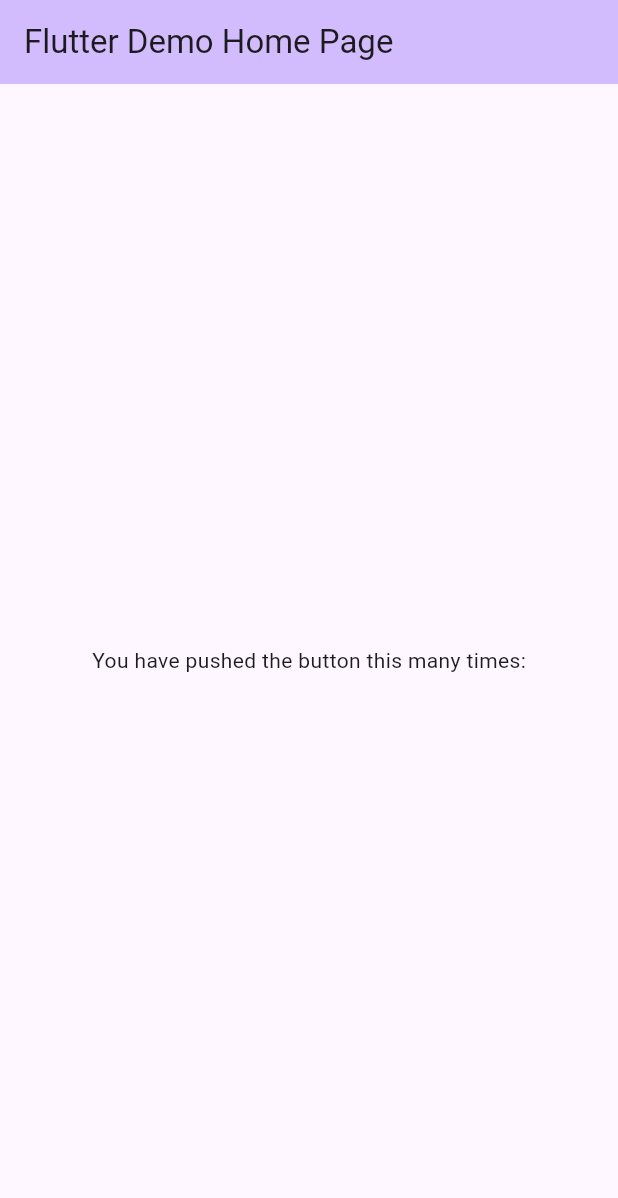
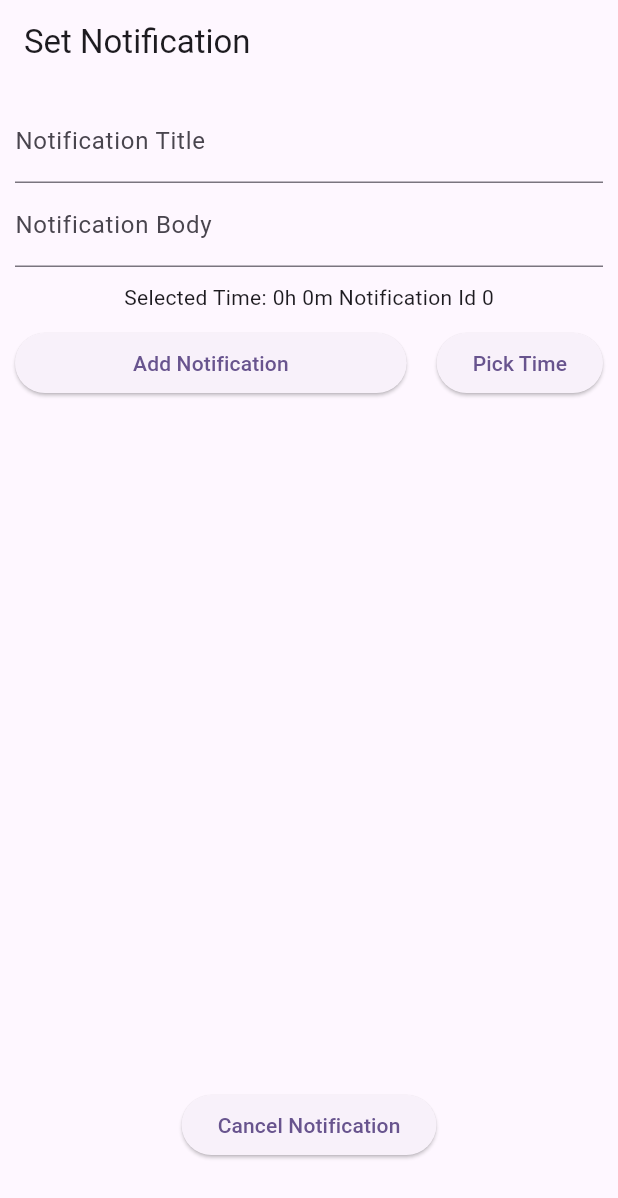
Before and after one commit to abdulrahmanahme/schedule-Notification, a Flutter app: the screen it shows after launch, on a phone screen of 412 x 824 dp. Shown: the top 1198 px of the screen. Run offline on Flutter 3.47's test engine with Material 3 defaults, Android fonts, the light colour scheme and no system bars; our stand-ins replace flutter_local_notifications, permission_handler, timezone.

Commit message:
- Add SetNotificationScreen

```diff
--- a/lib/main.dart
+++ b/lib/main.dart
@@ -1,67 +1,32 @@
 import 'package:flutter/material.dart';
 import 'package:schedule_notification/noification/notification_handel.dart';
+import 'package:schedule_notification/widget/custom_data_picker.dart';
 
 void main() async {
   WidgetsFlutterBinding.ensureInitialized();
   // NotificationHandler.requestNotificationPermissions();
   // NotificationHandler.initializeNotifications();
+  NotificationService.checkAndRequestNotificationPermission();
   NotificationService.init();
   // NotificationService.scheduleDailyNotificationAfter2Second();
   NotificationService.scheduleNotificationAtSpecificTime();
-  NotificationService.scheduleNotificationOnSpecificDays();
+  // NotificationService.scheduleNotificationOnSpecificDays();
 
   runApp(const MyApp());
 }
 
 class MyApp extends StatelessWidget {
   const MyApp({super.key});
-
-  // This widget is the root of your application.
   @override
   Widget build(BuildContext context) {
     return MaterialApp(
-      title: 'Flutter Demo',
+      title: 'Schedule Notification',
       debugShowCheckedModeBanner: false,
       theme: ThemeData(
         colorScheme: ColorScheme.fromSeed(seedColor: Colors.deepPurple),
         useMaterial3: true,
       ),
-      home: const MyHomePage(title: 'Flutter Demo Home Page'),
+      home: SetNotificationScreen(),
     );
   }
 }
-
-class MyHomePage extends StatefulWidget {
-  const MyHomePage({super.key, required this.title});
-  final String title;
-  @override
-  State<MyHomePage> createState() => _MyHomePageState();
-}
-
-class _MyHomePageState extends State<MyHomePage> {
-  @override
-  Widget build(BuildContext context) {
-    return Scaffold(
-      appBar: AppBar(
-        backgroundColor: Theme.of(context).colorScheme.inversePrimary,
-        title: Text(widget.title),
-      ),
-      body: Center(
-        child: Column(
-          mainAxisAlignment: MainAxisAlignment.center,
-          children: <Widget>[
-            IconButton(
-              onPressed: () {
-                NotificationService.scheduleNotificationOnSpecificDays();
-                // NotificationService.scheduleDailyNotificationAfter2Second();
-              },
-              icon: const Text(
-                'You have pushed the button this many times:',
-              ),
-            ),
-          ],
-        ),
-      ),
-    );
-  }
-}
--- a/lib/noification/notification_handel.dart
+++ b/lib/noification/notification_handel.dart
@@ -43,6 +43,7 @@
 import 'dart:developer';
 
 import 'package:flutter_local_notifications/flutter_local_notifications.dart';
+import 'package:permission_handler/permission_handler.dart';
 import 'package:timezone/data/latest.dart' as tz;
 import 'package:timezone/timezone.dart' as tz;
 import 'package:flutter/material.dart';
@@ -190,13 +191,30 @@
     // Define the time for the notification
     final tz.TZDateTime now = tz.TZDateTime.now(tz.local);
     final tz.TZDateTime scheduledTime = tz.TZDateTime(
-      tz.local,
-      now.year,
-      now.month,
-      now.day,
-      10, // Set the hour (e.g., 9 AM)
-      16, // Set the minute
-    );
+        tz.local,
+        now.year,
+        now.month,
+        now.day,
+        15, // Set the hour (e.g., 9 AM)
+        14,
+        5);
+
+    final tz.TZDateTime scheduledTime2 = tz.TZDateTime(
+        tz.local,
+        now.year,
+        now.month,
+        now.day,
+        15, // Set the hour (e.g., 9 AM)
+        15,
+        5);
+    final tz.TZDateTime scheduledTime3 = tz.TZDateTime(
+        tz.local,
+        now.year,
+        now.month,
+        now.day,
+        15, // Set the hour (e.g., 9 AM)
+        16,
+        5);
 
     // If the scheduled time is in the past, move it to the next day
     final tz.TZDateTime adjustedTime = scheduledTime.isBefore(now)
@@ -205,7 +223,7 @@
 
     await _notificationsPlugin.zonedSchedule(
       0, // Notification ID
-      'Daily Reminder at 8 :29', // Notification Title
+      'Daily Reminder at 1', // Notification Title
       'This is your daily scheduled notification!', // Notification Body
       adjustedTime,
       notificationDetails,
@@ -215,19 +233,42 @@
       uiLocalNotificationDateInterpretation:
           UILocalNotificationDateInterpretation.absoluteTime,
     );
+
+    await _notificationsPlugin.zonedSchedule(
+      2, // Notification ID
+      'Daily Reminder at 2', // Notification Title
+      'This is your daily scheduled notification!', // Notification Body
+      scheduledTime2,
+      notificationDetails,
+      androidScheduleMode: AndroidScheduleMode.exactAllowWhileIdle,
+      matchDateTimeComponents:
+          DateTimeComponents.time, // Ensures it triggers daily at the same time
+      uiLocalNotificationDateInterpretation:
+          UILocalNotificationDateInterpretation.absoluteTime,
+    );
+
+    await _notificationsPlugin.zonedSchedule(
+      3, // Notification ID
+      'Daily Reminder at 3', // Notification Title
+      'This is your daily scheduled notification!', // Notification Body
+      scheduledTime3,
+      notificationDetails,
+      androidScheduleMode: AndroidScheduleMode.exactAllowWhileIdle,
+      matchDateTimeComponents:
+          DateTimeComponents.time, // Ensures it triggers daily at the same time
+      uiLocalNotificationDateInterpretation:
+          UILocalNotificationDateInterpretation.absoluteTime,
+    );
   }
 
-  static Future<void> scheduleNotificationOnSpecificDays(
-      //   {
-      //   required int hour,
-      //   required int minutes,
-      //   required int id,
-      //   required String sound,
-      // }
-      ) async {
+  static Future<void> scheduleNotification({
+    required int hour,
+    required int minutes,
+  }) async {
+    log('The time in Hour is $hour  in minutes $minutes');
     const AndroidNotificationDetails reminderChannel =
         AndroidNotificationDetails(
-      'reminder_channel',
+      'scheduleNotification On Time',
       'Reminder Notifications',
       channelDescription: 'Notifications for reminders',
       importance: Importance.high,
@@ -237,10 +278,42 @@
     const NotificationDetails notificationDetails =
         NotificationDetails(android: reminderChannel);
     await _notificationsPlugin.zonedSchedule(
-      2,
-      'Reminder',
+      5,
+      'Reminder Tuesday 232',
       'This is your reminder for the day!',
-      _convertTime(22, 19, 2),
+      _convertTime(hour, minutes),
+      notificationDetails,
+      androidScheduleMode: AndroidScheduleMode.exactAllowWhileIdle,
+      matchDateTimeComponents: DateTimeComponents.dayOfWeekAndTime,
+      uiLocalNotificationDateInterpretation:
+          UILocalNotificationDateInterpretation
+              .absoluteTime, // Match both day and time
+    );
+  }
+
+  static Future<void> scheduleNotificationOnSpecificDays({
+    required String title,
+    required String body,
+    required int hour,
+    required int minutes,
+    required int id,
+  }) async {
+    AndroidNotificationDetails reminderChannel =
+        const AndroidNotificationDetails(
+      'Set Notification',
+      'schedule Notification channel',
+      channelDescription: 'Notifications for reminders',
+      importance: Importance.high,
+      priority: Priority.high,
+    );
+
+    NotificationDetails notificationDetails =
+        NotificationDetails(android: reminderChannel);
+    await _notificationsPlugin.zonedSchedule(
+      id,
+      title,
+      body,
+      _convertTime(hour, minutes),
       notificationDetails,
       androidScheduleMode: AndroidScheduleMode.exactAllowWhileIdle,
       matchDateTimeComponents: DateTimeComponents.dayOfWeekAndTime,
@@ -265,7 +338,7 @@
     );
   }
 
-  static tz.TZDateTime _convertTime(int hour, int minutes, int day) {
+  static tz.TZDateTime _convertTime(int hour, int minutes) {
     final tz.TZDateTime now = tz.TZDateTime.now(tz.local);
     tz.TZDateTime scheduleDate = tz.TZDateTime(
       tz.local,
@@ -275,6 +348,7 @@
       hour,
       minutes,
     );
+    log('The Day is  ${now.day}');
     // If the scheduled time is in the past, move it to the next day
     if (scheduleDate.isBefore(now)) {
       scheduleDate = scheduleDate.add(const Duration(days: 1));
@@ -283,5 +357,24 @@
   }
 
   cancelAll() async => await _notificationsPlugin.cancelAll();
-  cancel(id) async => await _notificationsPlugin.cancel(id);
+  static cancel(id) async => await _notificationsPlugin.cancel(id);
+
+  static Future<void> checkAndRequestNotificationPermission() async {
+    // Check if notification permission is granted (for Android 13+)
+    if (await Permission.notification.isGranted) {
+      print("Notification permission already granted.");
+    } else {
+      // Request notification permission
+      PermissionStatus status = await Permission.notification.request();
+      if (status.isGranted) {
+        log("Notification permission granted.");
+      } else if (status.isDenied) {
+        await Permission.notification.request();
+        log("Notification permission denied.");
+      } else if (status.isPermanentlyDenied) {
+        log("Notification permission permanently denied. Open settings to enable.");
+        openAppSettings();
+      }
+    }
+  }
 }
--- /dev/null
+++ b/lib/widget/custom_data_picker.dart
@@ -0,0 +1,141 @@
+import 'dart:developer';
+
+import 'package:flutter/cupertino.dart';
+import 'package:flutter/material.dart';
+import 'package:schedule_notification/noification/notification_handel.dart';
+
+class SetNotificationScreen extends StatefulWidget {
+  @override
+  _SetNotificationScreenState createState() => _SetNotificationScreenState();
+}
+
+class _SetNotificationScreenState extends State<SetNotificationScreen> {
+  int id = 0;
+  TextEditingController titleController = TextEditingController();
+  TextEditingController bodyController = TextEditingController();
+  List<Map<String, String>> notifications = [];
+  Duration selectedTime = Duration(hours: 0, minutes: 0);
+
+  void _showCupertinoTimePicker(BuildContext context) {
+    showModalBottomSheet(
+      context: context,
+      builder: (BuildContext builder) {
+        return Container(
+          height: MediaQuery.of(context).size.height / 3,
+          child: CupertinoTimerPicker(
+            initialTimerDuration: selectedTime,
+            mode: CupertinoTimerPickerMode.hm, // Hours and minutes mode
+            onTimerDurationChanged: (Duration newTime) {
+              setState(() {
+                selectedTime = newTime;
+              });
+            },
+          ),
+        );
+      },
+    );
+  }
+
+  void addNotification(String title, String body) {
+    setState(() {
+      id++;
+      notifications.add({'title': title, 'body': body});
+    });
+
+    NotificationService.scheduleNotificationOnSpecificDays(
+      title: title,
+      body: body,
+      id: id,
+      hour: selectedTime.inHours,
+      minutes: selectedTime.inMinutes % 60,
+    );
+  }
+
+  @override
+  Widget build(BuildContext context) {
+    return Scaffold(
+      appBar: AppBar(
+        title: const Text("Set Notification "),
+      ),
+      body: Padding(
+        padding: const EdgeInsets.symmetric(horizontal: 10, vertical: 10),
+        child: Column(
+          mainAxisAlignment: MainAxisAlignment.center,
+          children: [
+            TextField(
+              controller: titleController,
+              decoration:const InputDecoration(labelText: 'Notification Title'),
+            ),
+            TextField(
+              controller: bodyController,
+              decoration:const InputDecoration(labelText: 'Notification Body'),
+            ),
+            const SizedBox(height: 10),
+            Text(
+                "Selected Time: ${selectedTime.inHours}h ${selectedTime.inMinutes % 60}m Notification Id $id"),
+            const SizedBox(height: 10),
+            Row(
+              children: [
+                Expanded(
+                  child: ElevatedButton(
+                    onPressed: () {
+                      final title = titleController.text;
+                      final body = bodyController.text;
+
+                      if (title.isNotEmpty &&
+                          body.isNotEmpty &&
+                          selectedTime.inHours != 0 &&
+                          selectedTime.inMinutes != 0) {
+                        addNotification(title, body);
+
+                        titleController.clear();
+                        bodyController.clear();
+                      }
+                    },
+                    child: const Text('Add Notification'),
+                  ),
+                ),
+                const SizedBox(
+                  width: 20,
+                ),
+                ElevatedButton(
+                  onPressed: () {
+                    _showCupertinoTimePicker(context);
+                  },
+                  child: const Text("Pick Time"),
+                ),
+              ],
+            ),
+            const SizedBox(height: 20),
+            Expanded(
+              child: ListView.builder(
+                itemCount: notifications.length,
+                itemBuilder: (context, index) {
+                  return ListTile(
+                    title: Text(
+                      notifications[index]['title'] ?? '',
+                      style: const TextStyle(fontSize: 15, color: Colors.black),
+                    ),
+                    subtitle: Text(
+                      notifications[index]['body'] ?? '',
+                      style: const TextStyle(fontSize: 15, color: Colors.black),
+                    ),
+                  );
+                },
+              ),
+            ),
+            ElevatedButton(
+              onPressed: () {
+                NotificationService.cancel(id);
+              },
+              child: const Text("Cancel Notification"),
+            ),
+            const SizedBox(
+              height: 40,
+            ),
+          ],
+        ),
+      ),
+    );
+  }
+}
--- a/pubspec.yaml
+++ b/pubspec.yaml
@@ -37,6 +37,8 @@
   cupertino_icons: ^1.0.8
   flutter_local_notifications: ^18.0.1
   timezone: ^0.9.3
+  permission_handler: ^11.0.0
+  easy_date_timeline: ^2.0.4
 
 
 dev_dependencies:
```
Also changed, not shown: pubspec.lock, 1 other file.
